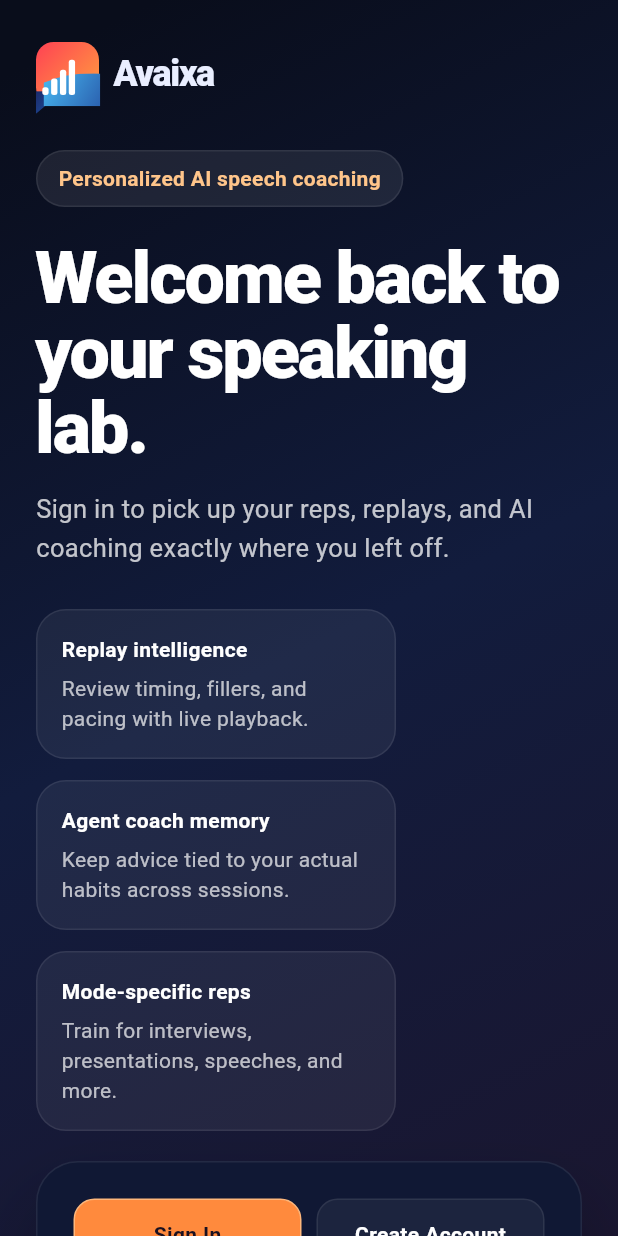
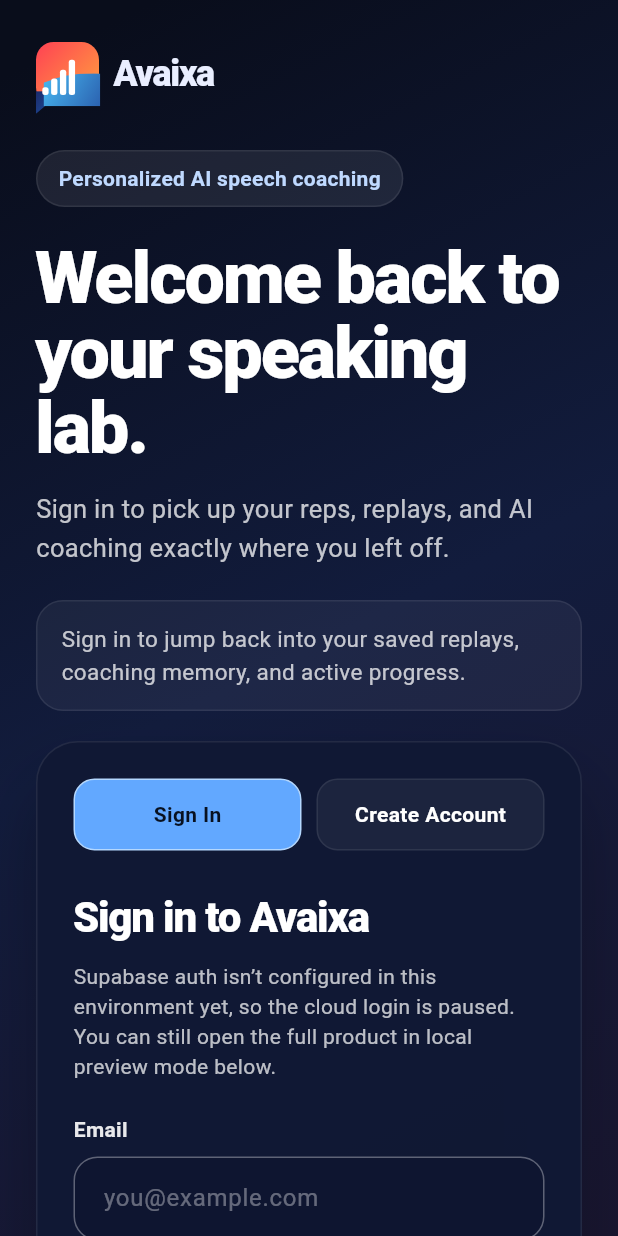
Before and after one commit to ishaanbhadouria/Vocalytix, a Flutter app: the screen it shows after launch, on a phone screen of 412 x 824 dp. Run offline on Flutter 3.47's test engine with Material 3 defaults, Android fonts, the phone set to English and light mode, and no system bars; our stand-ins replace shared_preferences, supabase_flutter; missing offline and left inert: dart:html, dart:js, dart:ui_web; accounts and stored records are empty.

Commit message:
Polish auth page and errors

```diff
--- a/lib/main.dart
+++ b/lib/main.dart
@@ -20,7 +20,7 @@
       title: 'Avaixa',
       theme: ThemeData(
         colorScheme: ColorScheme.fromSeed(
-          seedColor: const Color(0xFFFF8A3D),
+          seedColor: const Color(0xFF62A8FF),
           brightness: Brightness.dark,
         ),
         scaffoldBackgroundColor: const Color(0xFF0B1020),
@@ -36,8 +36,8 @@
         ),
         chipTheme: ChipThemeData(
           backgroundColor: const Color(0xFF182447),
-          selectedColor: const Color(0xFFE86D1F),
-          secondarySelectedColor: const Color(0xFFE86D1F),
+          selectedColor: const Color(0xFF2E78D1),
+          secondarySelectedColor: const Color(0xFF2E78D1),
           labelStyle: const TextStyle(color: Colors.white),
           secondaryLabelStyle: const TextStyle(color: Colors.white),
           shape: RoundedRectangleBorder(
@@ -80,6 +80,51 @@
 class _AvaixaAppShellState extends State<AvaixaAppShell> {
   bool _localPreviewUnlocked = false;
 
+  Exception _friendlyAuthException(
+    Object error, {
+    required bool signUp,
+  }) {
+    final raw = error.toString().replaceFirst('Exception: ', '');
+    final normalized = raw.toLowerCase();
+
+    if (!signUp &&
+        (normalized.contains('invalid login credentials') ||
+            normalized.contains('invalid_credentials') ||
+            normalized.contains('user not found') ||
+            normalized.contains('email not found') ||
+            normalized.contains('invalid email or password'))) {
+      return Exception(
+        "This account does not exist or the username/password is incorrect.",
+      );
+    }
+
+    if (signUp &&
+        (normalized.contains('user already registered') ||
+            normalized.contains('already registered') ||
+            normalized.contains('already been registered'))) {
+      return Exception(
+        "An account with this email already exists. Try signing in instead.",
+      );
+    }
+
+    if (normalized.contains('<!doctype') ||
+        normalized.contains('not valid json') ||
+        normalized.contains("unexpected token '<'") ||
+        normalized.contains('failed to decode error response')) {
+      return Exception(
+        "Create account isn't working yet because Avaixa can't reach the Supabase auth API correctly. Double-check the deployed SUPABASE_URL and make sure the app finished redeploying.",
+      );
+    }
+
+    if (signUp) {
+      return Exception("We couldn't create the account. Please try again.");
+    }
+
+    return Exception(
+      "This account does not exist or the username/password is incorrect.",
+    );
+  }
+
   Future<void> _signIn({
     required String email,
     required String password,
@@ -91,12 +136,16 @@
       );
     }
 
+    try {
       final response = await client.auth.signInWithPassword(
         email: email,
         password: password,
       );
       if (response.session == null) {
         throw Exception("We couldn't sign you in. Please try again.");
+      }
+    } catch (error) {
+      throw _friendlyAuthException(error, signUp: false);
     }
   }
 
@@ -112,6 +161,7 @@
       );
     }
 
+    try {
       final response = await client.auth.signUp(
         email: email,
         password: password,
@@ -122,6 +172,9 @@
 
       if (response.user == null) {
         throw Exception("We couldn't create the account. Please try again.");
+      }
+    } catch (error) {
+      throw _friendlyAuthException(error, signUp: true);
     }
   }
 
--- a/lib/screens/auth_screen.dart
+++ b/lib/screens/auth_screen.dart
@@ -169,7 +169,7 @@
           child: const Text(
             "Personalized AI speech coaching",
             style: TextStyle(
-              color: Color(0xFFFFC58A),
+              color: Color(0xFFBFD9FF),
               fontWeight: FontWeight.w700,
               letterSpacing: 0.2,
             ),
@@ -195,24 +195,24 @@
             height: 1.55,
           ),
         ),
-        const SizedBox(height: 28),
-        const Wrap(
-          spacing: 14,
-          runSpacing: 14,
-          children: [
-            _FeaturePill(
-              title: "Replay intelligence",
-              detail: "Review timing, fillers, and pacing with live playback.",
+        const SizedBox(height: 22),
+        Container(
+          padding: const EdgeInsets.symmetric(horizontal: 16, vertical: 14),
+          decoration: BoxDecoration(
+            color: Colors.white.withValues(alpha: 0.05),
+            borderRadius: BorderRadius.circular(18),
+            border: Border.all(color: Colors.white.withValues(alpha: 0.08)),
+          ),
+          child: Text(
+            _isSignUp
+                ? "Create an account so your replays, AI coaching, and speaking history stay tied to you."
+                : "Sign in to jump back into your saved replays, coaching memory, and active progress.",
+            style: TextStyle(
+              color: Colors.white.withValues(alpha: 0.74),
+              fontSize: 15,
+              height: 1.45,
             ),
-            _FeaturePill(
-              title: "Agent coach memory",
-              detail: "Keep advice tied to your actual habits across sessions.",
-            ),
-            _FeaturePill(
-              title: "Mode-specific reps",
-              detail: "Train for interviews, presentations, speeches, and more.",
-            ),
-          ],
+          ),
         ),
       ],
     );
@@ -326,6 +326,17 @@
                 return null;
               },
             ),
+            if (_isSignUp) ...[
+              const SizedBox(height: 10),
+              Text(
+                "Strong password hint: use 8+ characters with uppercase, lowercase, a number, and a symbol.",
+                style: TextStyle(
+                  color: Colors.white.withValues(alpha: 0.6),
+                  fontSize: 13,
+                  height: 1.4,
+                ),
+              ),
+            ],
             if (_errorText != null) ...[
               const SizedBox(height: 14),
               Container(
@@ -351,8 +362,8 @@
                     ? _submit
                     : null,
                 style: ElevatedButton.styleFrom(
-                  backgroundColor: const Color(0xFFFF8A3D),
-                  foregroundColor: const Color(0xFF1A1020),
+                  backgroundColor: const Color(0xFF62A8FF),
+                  foregroundColor: const Color(0xFF081120),
                   disabledBackgroundColor:
                       Colors.white.withValues(alpha: 0.08),
                   disabledForegroundColor:
@@ -442,12 +453,12 @@
           padding: const EdgeInsets.symmetric(vertical: 13),
           decoration: BoxDecoration(
             color: active
-                ? const Color(0xFFFF8A3D)
+                ? const Color(0xFF62A8FF)
                 : Colors.white.withValues(alpha: 0.05),
             borderRadius: BorderRadius.circular(14),
             border: Border.all(
               color: active
-                  ? const Color(0xFFFFB77B)
+                  ? const Color(0xFFB4D8FF)
                   : Colors.white.withValues(alpha: 0.08),
             ),
           ),
@@ -455,7 +466,7 @@
             child: Text(
               label,
               style: TextStyle(
-                color: active ? const Color(0xFF1A1020) : Colors.white,
+                color: active ? const Color(0xFF081120) : Colors.white,
                 fontWeight: FontWeight.w700,
               ),
             ),
@@ -513,7 +524,7 @@
         ),
         focusedBorder: const OutlineInputBorder(
           borderRadius: BorderRadius.all(Radius.circular(16)),
-          borderSide: BorderSide(color: Color(0xFFFF8A3D), width: 1.2),
+          borderSide: BorderSide(color: Color(0xFF62A8FF), width: 1.2),
         ),
         errorBorder: const OutlineInputBorder(
           borderRadius: BorderRadius.all(Radius.circular(16)),
@@ -527,48 +538,3 @@
     );
   }
 }
-
-class _FeaturePill extends StatelessWidget {
-  const _FeaturePill({
-    required this.title,
-    required this.detail,
-  });
-
-  final String title;
-  final String detail;
-
-  @override
-  Widget build(BuildContext context) {
-    return ConstrainedBox(
-      constraints: const BoxConstraints(maxWidth: 240),
-      child: Container(
-        padding: const EdgeInsets.all(16),
-        decoration: BoxDecoration(
-          color: Colors.white.withValues(alpha: 0.06),
-          borderRadius: BorderRadius.circular(20),
-          border: Border.all(color: Colors.white.withValues(alpha: 0.08)),
-        ),
-        child: Column(
-          crossAxisAlignment: CrossAxisAlignment.start,
-          children: [
-            Text(
-              title,
-              style: const TextStyle(
-                color: Colors.white,
-                fontWeight: FontWeight.w700,
-              ),
-            ),
-            const SizedBox(height: 6),
-            Text(
-              detail,
-              style: TextStyle(
-                color: Colors.white.withValues(alpha: 0.7),
-                height: 1.45,
-              ),
-            ),
-          ],
-        ),
-      ),
-    );
-  }
-}
```
Lines whose indentation alone changed are shown as unchanged.
